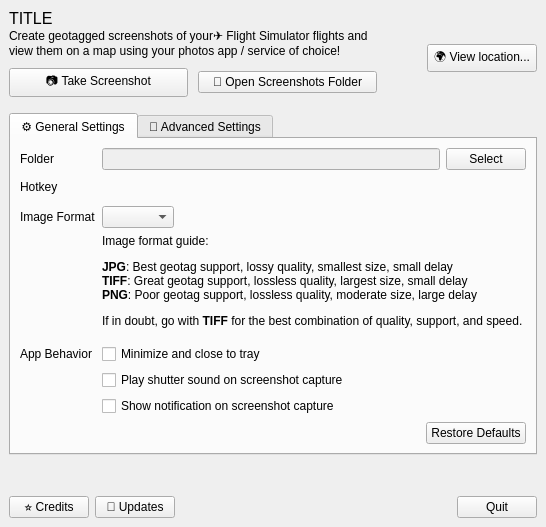
Before: the Qt Designer form qtdesigner/main_window.ui in pyviator/msfs-geoshot, drawn with Qt 5.
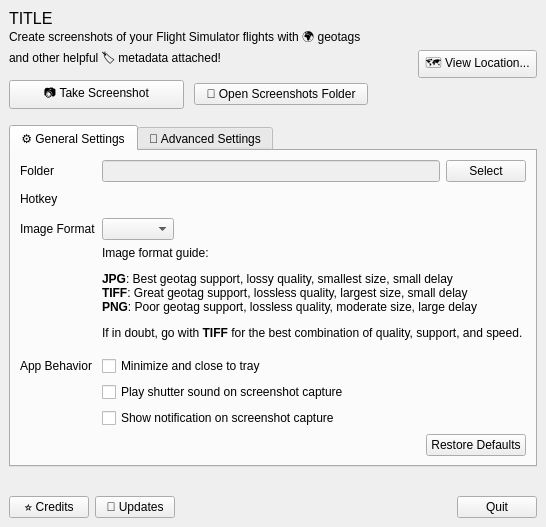
After: the same form once the commit is applied.

Commit message: Tweak head-lining text

The edit to the form file:
```diff
--- a/qtdesigner/main_window.ui
+++ b/qtdesigner/main_window.ui
@@ -65,7 +65,7 @@
              </sizepolicy>
             </property>
             <property name="text">
-             <string>Create geotagged screenshots of your✈️ Flight Simulator flights and view them on a map using your photos app / service of choice!</string>
+             <string>Create screenshots of your Flight Simulator flights with 🌍 geotags and other helpful 🏷️ metadata attached!</string>
             </property>
             <property name="wordWrap">
              <bool>true</bool>
@@ -176,7 +176,7 @@
             <item>
              <widget class="QToolButton" name="view_last_location">
               <property name="text">
-               <string>🌍 View location...</string>
+               <string>🗺️ View Location...</string>
               </property>
              </widget>
             </item>
```
